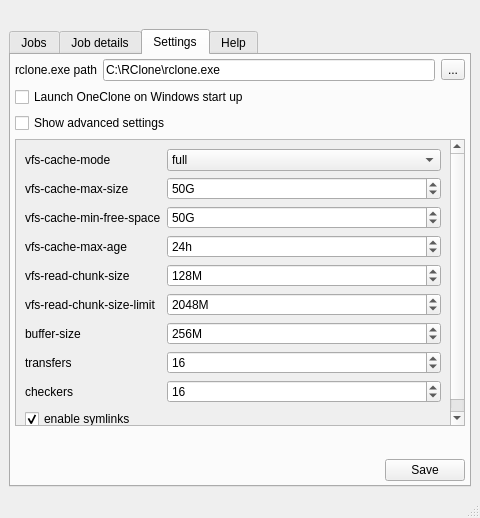
This is view/MainWindow.ui in duri93/OneRClone as Qt 5 draws it before an edit. The edited form follows.
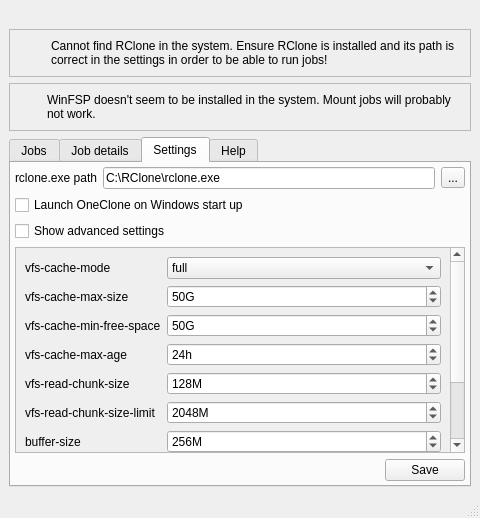
This is the edited form. Icons and pictures are not drawn. Custom widgets are drawn as their Qt base class.

Commit message:
Added check rclone and winfsp exist on system
Also renamed ui widgets in mainwindow and fixed error output not showing

Patch:
```diff
--- a/view/MainWindow.ui
+++ b/view/MainWindow.ui
@@ -71,6 +71,136 @@
       </property>
      </widget>
     </item>
+    <item>
+     <widget class="QFrame" name="errorRcloneFrame">
+      <property name="frameShape">
+       <enum>QFrame::Shape::StyledPanel</enum>
+      </property>
+      <property name="frameShadow">
+       <enum>QFrame::Shadow::Raised</enum>
+      </property>
+      <layout class="QHBoxLayout" name="horizontalLayout_3">
+       <property name="spacing">
+        <number>16</number>
+       </property>
+       <item>
+        <widget class="QLabel" name="errorRcloneIcon">
+         <property name="sizePolicy">
+          <sizepolicy hsizetype="Preferred" vsizetype="Preferred">
+           <horstretch>0</horstretch>
+           <verstretch>1</verstretch>
+          </sizepolicy>
+         </property>
+         <property name="minimumSize">
+          <size>
+           <width>16</width>
+           <height>16</height>
+          </size>
+         </property>
+         <property name="maximumSize">
+          <size>
+           <width>16</width>
+           <height>16</height>
+          </size>
+         </property>
+         <property name="text">
+          <string/>
+         </property>
+         <property name="pixmap">
+          <pixmap resource="../resources.qrc">:/resources/icons/warning.svg</pixmap>
+         </property>
+         <property name="scaledContents">
+          <bool>true</bool>
+         </property>
+         <property name="alignment">
+          <set>Qt::AlignmentFlag::AlignHCenter|Qt::AlignmentFlag::AlignTop</set>
+         </property>
+         <property name="textInteractionFlags">
+          <set>Qt::TextInteractionFlag::NoTextInteraction</set>
+         </property>
+        </widget>
+       </item>
+       <item>
+        <widget class="QLabel" name="errorRcloneLabel">
+         <property name="frameShape">
+          <enum>QFrame::Shape::NoFrame</enum>
+         </property>
+         <property name="text">
+          <string>Cannot find RClone in the system. Ensure RClone is installed and its path is correct in the settings in order to be able to run jobs!</string>
+         </property>
+         <property name="wordWrap">
+          <bool>true</bool>
+         </property>
+         <property name="margin">
+          <number>0</number>
+         </property>
+         <property name="indent">
+          <number>-1</number>
+         </property>
+         <property name="textInteractionFlags">
+          <set>Qt::TextInteractionFlag::NoTextInteraction</set>
+         </property>
+        </widget>
+       </item>
+      </layout>
+     </widget>
+    </item>
+    <item>
+     <widget class="QFrame" name="errorWinfspFrame">
+      <property name="frameShape">
+       <enum>QFrame::Shape::StyledPanel</enum>
+      </property>
+      <property name="frameShadow">
+       <enum>QFrame::Shadow::Raised</enum>
+      </property>
+      <layout class="QHBoxLayout" name="horizontalLayout_4">
+       <property name="spacing">
+        <number>12</number>
+       </property>
+       <item>
+        <widget class="QLabel" name="errorWinfspIcon">
+         <property name="minimumSize">
+          <size>
+           <width>16</width>
+           <height>16</height>
+          </size>
+         </property>
+         <property name="maximumSize">
+          <size>
+           <width>16</width>
+           <height>16</height>
+          </size>
+         </property>
+         <property name="text">
+          <string/>
+         </property>
+         <property name="pixmap">
+          <pixmap resource="../resources.qrc">:/resources/icons/warning.svg</pixmap>
+         </property>
+         <property name="scaledContents">
+          <bool>true</bool>
+         </property>
+        </widget>
+       </item>
+       <item>
+        <widget class="QLabel" name="errorWinfspLabel">
+         <property name="frameShape">
+          <enum>QFrame::Shape::NoFrame</enum>
+         </property>
+         <property name="text">
+          <string>WinFSP doesn't seem to be installed in the system. Mount jobs will probably not work.</string>
+         </property>
+         <property name="wordWrap">
+          <bool>true</bool>
+         </property>
+         <property name="textInteractionFlags">
+          <set>Qt::TextInteractionFlag::NoTextInteraction</set>
+         </property>
+        </widget>
+       </item>
+      </layout>
+     </widget>
+    </item>
     <item>
      <widget class="QTabWidget" name="tabWidget">
       <property name="currentIndex">
@@ -447,37 +577,10 @@
              <x>0</x>
              <y>0</y>
              <width>444</width>
-             <height>255</height>
+             <height>259</height>
             </rect>
            </property>
            <layout class="QFormLayout" name="formLayout_2">
-            <item row="0" column="1">
-             <widget class="QComboBox" name="cacheMode">
-              <property name="currentIndex">
-               <number>3</number>
-              </property>
-              <item>
-               <property name="text">
-                <string>off</string>
-               </property>
-              </item>
-              <item>
-               <property name="text">
-                <string>minimal</string>
-               </property>
-              </item>
-              <item>
-               <property name="text">
-                <string>writes</string>
-               </property>
-              </item>
-              <item>
-               <property name="text">
-                <string>full</string>
-               </property>
-              </item>
-             </widget>
-            </item>
             <item row="0" column="0">
              <widget class="QLabel" name="label_cacheMode">
               <property name="text">
@@ -485,8 +588,8 @@
               </property>
              </widget>
             </item>
-            <item row="1" column="1">
-             <widget class="QSpinBox" name="cacheMaxSize">
+            <item row="2" column="1">
+             <widget class="QSpinBox" name="settingsCacheMaxSize">
               <property name="suffix">
                <string>G</string>
               </property>
@@ -498,15 +601,15 @@
               </property>
              </widget>
             </item>
-            <item row="1" column="0">
-             <widget class="QLabel" name="label_cacheMaxSize">
+            <item row="2" column="0">
+             <widget class="QLabel" name="settingsCacheMaxSizeLabel">
               <property name="text">
                <string>vfs-cache-max-size</string>
               </property>
              </widget>
             </item>
-            <item row="9" column="0">
-             <widget class="QCheckBox" name="links">
+            <item row="10" column="0">
+             <widget class="QCheckBox" name="settingsLinks">
               <property name="text">
                <string>enable symlinks</string>
               </property>
@@ -515,43 +618,43 @@
               </property>
              </widget>
             </item>
-            <item row="8" column="0">
-             <widget class="QLabel" name="label_checkers">
+            <item row="9" column="0">
+             <widget class="QLabel" name="settingsCheckersLabel">
               <property name="text">
                <string>checkers</string>
               </property>
              </widget>
             </item>
-            <item row="8" column="1">
-             <widget class="QSpinBox" name="checkers">
+            <item row="9" column="1">
+             <widget class="QSpinBox" name="settingsCheckers">
               <property name="value">
                <number>16</number>
               </property>
              </widget>
             </item>
-            <item row="7" column="0">
-             <widget class="QLabel" name="label_transfers">
+            <item row="8" column="0">
+             <widget class="QLabel" name="settingsTransfersLabel">
               <property name="text">
                <string>transfers</string>
               </property>
              </widget>
             </item>
-            <item row="7" column="1">
-             <widget class="QSpinBox" name="transfers">
+            <item row="8" column="1">
+             <widget class="QSpinBox" name="settingsTransfers">
               <property name="value">
                <number>16</number>
               </property>
              </widget>
             </item>
-            <item row="6" column="0">
-             <widget class="QLabel" name="label_bufferSize">
+            <item row="7" column="0">
+             <widget class="QLabel" name="settingsBufferSizeLabel">
               <property name="text">
                <string>buffer-size</string>
               </property>
              </widget>
             </item>
-            <item row="6" column="1">
-             <widget class="QSpinBox" name="bufferSize">
+            <item row="7" column="1">
+             <widget class="QSpinBox" name="settingsBufferSize">
               <property name="suffix">
                <string>M</string>
               </property>
@@ -563,15 +666,15 @@
               </property>
              </widget>
             </item>
-            <item row="5" column="0">
-             <widget class="QLabel" name="label_readChunkSizeLimit">
+            <item row="6" column="0">
+             <widget class="QLabel" name="settingsReadChunkSizeLimitLabel">
               <property name="text">
                <string>vfs-read-chunk-size-limit</string>
               </property>
              </widget>
             </item>
-            <item row="5" column="1">
-             <widget class="QSpinBox" name="readChunkSizeLimit">
+            <item row="6" column="1">
+             <widget class="QSpinBox" name="settingsReadChunkSizeLimit">
               <property name="suffix">
                <string>M</string>
               </property>
@@ -583,15 +686,15 @@
               </property>
              </widget>
             </item>
-            <item row="4" column="0">
-             <widget class="QLabel" name="label_readChunkSize">
+            <item row="5" column="0">
+             <widget class="QLabel" name="settingsReadChunkSizeLabel">
               <property name="text">
                <string>vfs-read-chunk-size</string>
               </property>
              </widget>
             </item>
-            <item row="4" column="1">
-             <widget class="QSpinBox" name="readChunkSize">
+            <item row="5" column="1">
+             <widget class="QSpinBox" name="settingsReadChunkSize">
               <property name="suffix">
                <string>M</string>
               </property>
@@ -603,15 +706,15 @@
               </property>
              </widget>
             </item>
-            <item row="3" column="0">
-             <widget class="QLabel" name="label_cacheMaxAge">
+            <item row="4" column="0">
+             <widget class="QLabel" name="settingsCacheMaxAgeLabel">
               <property name="text">
                <string>vfs-cache-max-age</string>
               </property>
              </widget>
             </item>
-            <item row="3" column="1">
-             <widget class="QSpinBox" name="cacheMaxAge">
+            <item row="4" column="1">
+             <widget class="QSpinBox" name="settingsCacheMaxAge">
               <property name="suffix">
                <string>h</string>
               </property>
@@ -623,15 +726,15 @@
               </property>
              </widget>
             </item>
-            <item row="2" column="0">
-             <widget class="QLabel" name="label_cacheMinFreeSpace">
+            <item row="3" column="0">
+             <widget class="QLabel" name="settingsCacheMinFreeSpaceLabel">
               <property name="text">
                <string>vfs-cache-min-free-space</string>
               </property>
              </widget>
             </item>
-            <item row="2" column="1">
-             <widget class="QSpinBox" name="cacheMinFreeSpace">
+            <item row="3" column="1">
+             <widget class="QSpinBox" name="settingsCacheMinFreeSpace">
               <property name="suffix">
                <string>G</string>
               </property>
@@ -643,6 +746,33 @@
               </property>
              </widget>
             </item>
+            <item row="0" column="1">
+             <widget class="QComboBox" name="settingsCacheMode">
+              <property name="currentIndex">
+               <number>3</number>
+              </property>
+              <item>
+               <property name="text">
+                <string>off</string>
+               </property>
+              </item>
+              <item>
+               <property name="text">
+                <string>minimal</string>
+               </property>
+              </item>
+              <item>
+               <property name="text">
+                <string>writes</string>
+               </property>
+              </item>
+              <item>
+               <property name="text">
+                <string>full</string>
+               </property>
+              </item>
+             </widget>
+            </item>
            </layout>
           </widget>
          </widget>
```
Left out of the diff: 104 changed lines with no effect on the pictures. Lines whose indentation alone changed are shown as unchanged. The commit also changes 6 other files.
